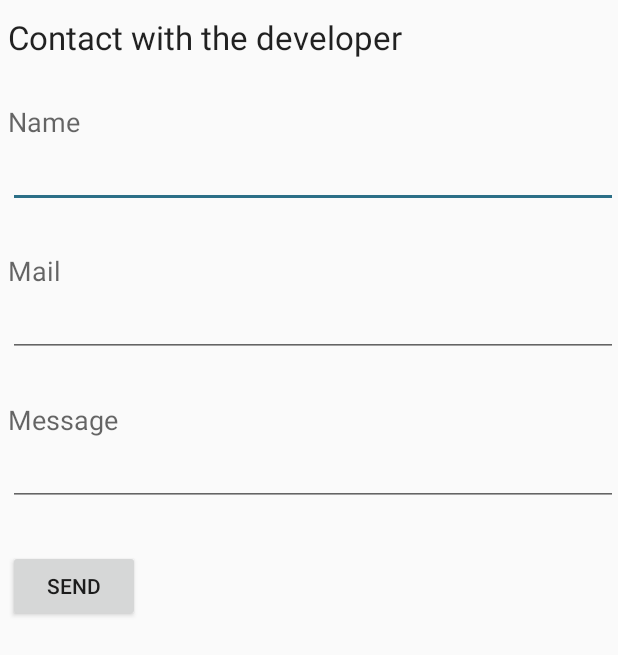
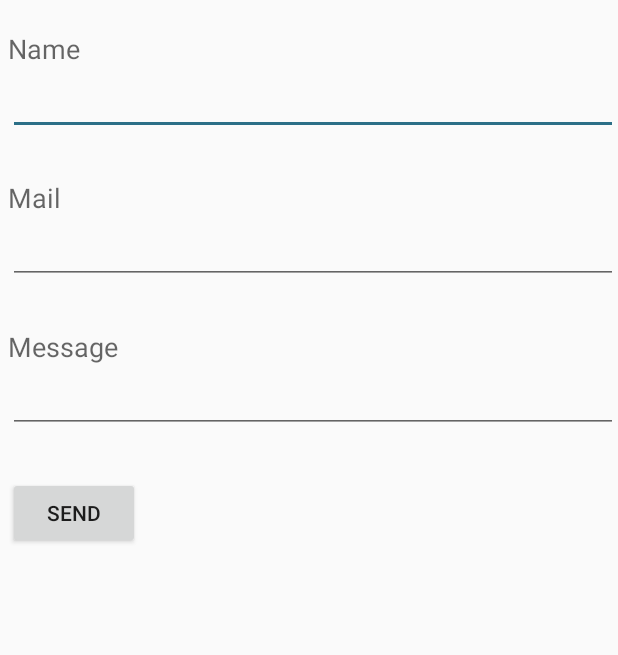
Before and after one commit to daviddn91/CentroEstudios, an Android app: the layout fragment_contacta.xml on its own in the app's theme, with its tools: preview values and no code run, on a phone screen of 412 x 824 dp. Shown: the top 655 px of the screen. Run offline under Robolectric (Android 15) with nearby library versions, the phone set to English and light mode, and no system bars.

Commit message:
Conseguido cambiar el título de la barra superior según el fragment pero falta buscar cómo poner una traducción en lugar de un String a pelo

```diff
--- a/app/src/main/java/com/example/david/centroestudios/fragments/FragmentBuscar.java
+++ b/app/src/main/java/com/example/david/centroestudios/fragments/FragmentBuscar.java
@@ -59,6 +59,8 @@ public class FragmentBuscar extends Fragment {
             mParam1 = getArguments().getString(ARG_PARAM1);
             mParam2 = getArguments().getString(ARG_PARAM2);
         }
+        // Cambia el texto del titulo al nombre de la seccion
+        getActivity().setTitle("Buscar");
     }
 
     @Override
@@ -93,7 +95,7 @@ public class FragmentBuscar extends Fragment {
      */
     public interface OnFragmentInteractionListener {
         // TODO: Update argument type and name
-        public void onFragmentInteraction(Uri uri);
+        void onFragmentInteraction(Uri uri);
     }
 
 }
--- a/app/src/main/java/com/example/david/centroestudios/fragments/FragmentCercanas.java
+++ b/app/src/main/java/com/example/david/centroestudios/fragments/FragmentCercanas.java
@@ -71,6 +71,8 @@ public class FragmentCercanas extends Fragment {
             mParam1 = getArguments().getString(ARG_PARAM1);
             mParam2 = getArguments().getString(ARG_PARAM2);
         }
+        // Cambia el texto del titulo al nombre de la seccion
+        getActivity().setTitle("Cercanas");
     }
 
     @Override
@@ -142,7 +144,7 @@ public class FragmentCercanas extends Fragment {
      */
     public interface OnFragmentInteractionListener {
         // TODO: Update argument type and name
-        public void onFragmentInteraction(Uri uri);
+        void onFragmentInteraction(Uri uri);
     }
 
     @Override
--- a/app/src/main/java/com/example/david/centroestudios/fragments/FragmentContacta.java
+++ b/app/src/main/java/com/example/david/centroestudios/fragments/FragmentContacta.java
@@ -59,7 +59,8 @@ public class FragmentContacta extends Fragment {
             mParam1 = getArguments().getString(ARG_PARAM1);
             mParam2 = getArguments().getString(ARG_PARAM2);
         }
-    }
+        // Cambia el texto del titulo al nombre de la seccion
+        getActivity().setTitle("Contacta");    }
 
     @Override
     public View onCreateView(LayoutInflater inflater, ViewGroup container,
@@ -93,7 +94,7 @@ public class FragmentContacta extends Fragment {
      */
     public interface OnFragmentInteractionListener {
         // TODO: Update argument type and name
-        public void onFragmentInteraction(Uri uri);
+        void onFragmentInteraction(Uri uri);
     }
 
 }
--- a/app/src/main/java/com/example/david/centroestudios/fragments/FragmentFaqs.java
+++ b/app/src/main/java/com/example/david/centroestudios/fragments/FragmentFaqs.java
@@ -59,6 +59,8 @@ public class FragmentFaqs extends Fragment {
             mParam1 = getArguments().getString(ARG_PARAM1);
             mParam2 = getArguments().getString(ARG_PARAM2);
         }
+        // Cambia el texto del titulo al nombre de la seccion
+        getActivity().setTitle("FAQS");
     }
 
     @Override
@@ -93,7 +95,7 @@ public class FragmentFaqs extends Fragment {
      */
     public interface OnFragmentInteractionListener {
         // TODO: Update argument type and name
-        public void onFragmentInteraction(Uri uri);
+        void onFragmentInteraction(Uri uri);
     }
 
 }
--- a/app/src/main/java/com/example/david/centroestudios/fragments/FragmentPreferencias.java
+++ b/app/src/main/java/com/example/david/centroestudios/fragments/FragmentPreferencias.java
@@ -110,6 +110,8 @@ public class FragmentPreferencias extends Fragment {
             idiomafrances = c.getInt(10);
             idiomaaleman = c.getInt(11);
         }
+        // Cambia el texto del titulo al nombre de la seccion
+        getActivity().setTitle("Preferencias");
     }
 
     @Override
--- a/app/src/main/res/layout/fragment_contacta.xml
+++ b/app/src/main/res/layout/fragment_contacta.xml
@@ -15,21 +15,8 @@
             android:layout_width="match_parent"
             android:layout_height="match_parent"
             android:layout_marginLeft="5sp"
-            android:layout_marginTop="10sp">
-
-            <TextView
-                android:layout_width="wrap_content"
-                android:layout_height="wrap_content"
-                android:textAppearance="?android:attr/textAppearanceLarge"
-                android:text="@string/contactar"
-                android:id="@+id/textView11" />
-
-            <TextView
-                android:layout_width="wrap_content"
-                android:layout_height="wrap_content"
-                android:textAppearance="?android:attr/textAppearanceLarge"
-                android:text=" "
-                android:id="@+id/textView12" />
+            android:layout_marginTop="10sp"
+            android:paddingTop="10dp">
 
             <TextView
                 android:layout_width="wrap_content"
```
Also changed, not shown: app/src/main/res/layout/fragment_cercanas.xml (+4 -12 lines).
